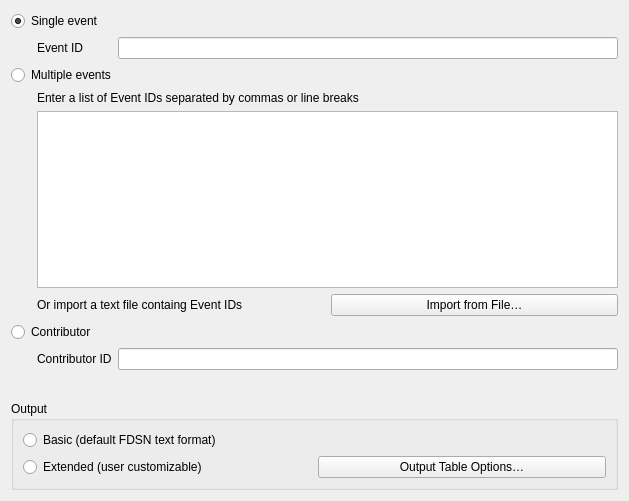
Old version of the form qquake/ui/filter_by_id_widget_base.ui in the repository INGV/qquake.
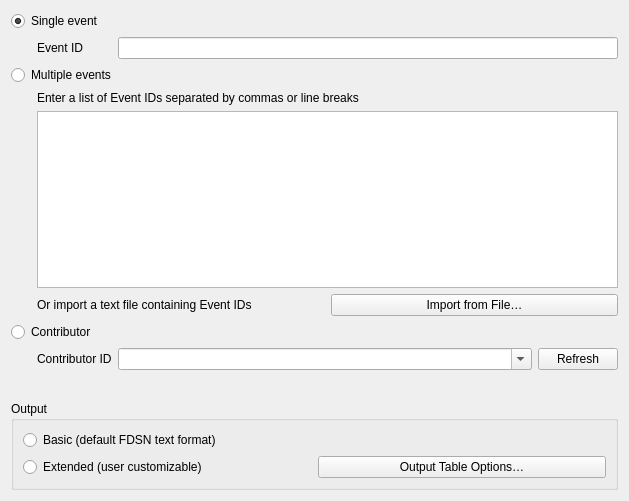
New version of the form.

Commit message:
Add button to retrieve valid list of contributors
Fixes #52

```diff
--- a/qquake/ui/filter_by_id_widget_base.ui
+++ b/qquake/ui/filter_by_id_widget_base.ui
@@ -94,7 +94,7 @@
       <item row="2" column="0">
        <widget class="QLabel" name="label_2">
         <property name="text">
-         <string>Or import a text file containg Event IDs</string>
+         <string>Or import a text file containing Event IDs</string>
         </property>
        </widget>
       </item>
@@ -185,7 +185,22 @@
     </widget>
    </item>
    <item row="5" column="2">
-    <widget class="QLineEdit" name="edit_contributor_id"/>
+    <layout class="QHBoxLayout" name="horizontalLayout" stretch="1,0">
+     <item>
+      <widget class="QComboBox" name="edit_contributor_id">
+       <property name="editable">
+        <bool>true</bool>
+       </property>
+      </widget>
+     </item>
+     <item>
+      <widget class="QPushButton" name="button_refresh_contributors">
+       <property name="text">
+        <string>Refresh</string>
+       </property>
+      </widget>
+     </item>
+    </layout>
    </item>
   </layout>
  </widget>
```
Left out of the diff: 124 changed lines with no effect on the pictures. The commit also changes 2 other files.
